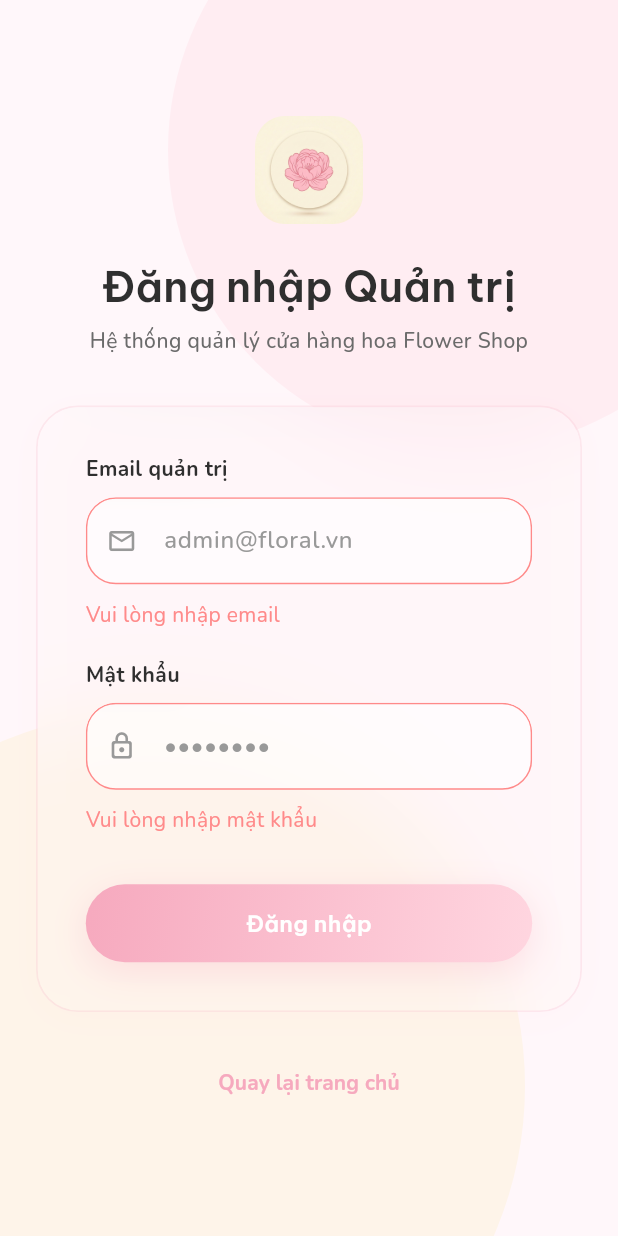
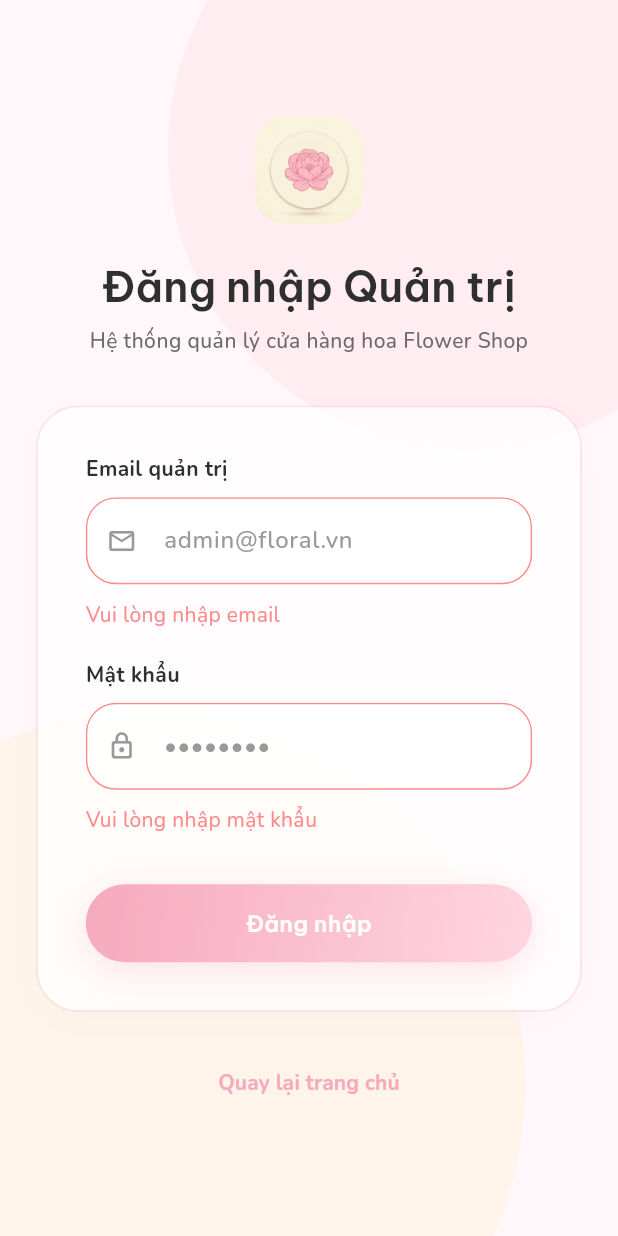
Before and after one commit to hungdaden/FlowerShop, a Flutter app: the AdminLoginPage screen opened directly, after a tap on "Đăng nhập", on a phone screen of 412 x 824 dp. Run offline on Flutter 3.47's test engine with Material 3 defaults, Android fonts, the phone set to English and light mode, and no system bars; our stand-ins replace cached_network_image, cloud_firestore, firebase_auth, firebase_core, firebase_messaging, firebase_storage and 5 more; missing offline and left inert: dart:js_interop, dart_jsonwebtoken; accounts and stored records are empty.

Commit message:
page trsanition web3

```diff
--- a/analysis_options.yaml
+++ b/analysis_options.yaml
@@ -7,6 +7,11 @@
 
 # The following line activates a set of recommended lints for Flutter apps,
 # packages, and plugins designed to encourage good coding practices.
+analyzer:
+  exclude:
+    - build/**
+    - web/**
+    - macos/**
 include: package:flutter_lints/flutter.yaml
 
 linter:
--- a/lib/core/router/app_router.dart
+++ b/lib/core/router/app_router.dart
@@ -17,7 +17,8 @@ import '../../features/dashboard/pages/admin_orders_page.dart';
 import '../../features/dashboard/pages/admin_chat_page.dart';
 import '../widgets/app_scaffold.dart';
 
-/// Custom fade+scale page transition (replaces default Material transition).
+/// Fade Through page transition (Material 3 Motion standard).
+/// The exiting page fades out cleanly first (0% - 35%), followed by the incoming page fading in (35% - 100%).
 CustomTransitionPage<void> _buildPageTransition({
   required Widget child,
   required GoRouterState state,
@@ -25,20 +26,28 @@ CustomTransitionPage<void> _buildPageTransition({
   return CustomTransitionPage(
     key: state.pageKey,
     child: child,
+    transitionDuration: const Duration(milliseconds: 250),
+    reverseTransitionDuration: const Duration(milliseconds: 200),
     transitionsBuilder: (context, animation, secondaryAnimation, child) {
-      final curve = CurvedAnimation(
+      // Incoming page fades in during second phase
+      final fadeIn = CurvedAnimation(
         parent: animation,
-        curve: Curves.easeOutCubic,
+        curve: const Interval(0.35, 1.0, curve: Curves.easeOut),
       );
+      // Outgoing page fades out during first phase
+      final fadeOut = CurvedAnimation(
+        parent: secondaryAnimation,
+        curve: const Interval(0.0, 0.35, curve: Curves.easeIn),
+      );
+
       return FadeTransition(
-        opacity: curve,
-        child: ScaleTransition(
-          scale: Tween<double>(begin: 0.96, end: 1.0).animate(curve),
+        opacity: fadeIn,
+        child: FadeTransition(
+          opacity: Tween<double>(begin: 1.0, end: 0.0).animate(fadeOut),
           child: child,
         ),
       );
     },
-    transitionDuration: const Duration(milliseconds: 350),
   );
 }
 
--- a/lib/core/widgets/glass_card.dart
+++ b/lib/core/widgets/glass_card.dart
@@ -21,9 +21,9 @@ class GlassCard extends StatefulWidget {
     super.key,
     required this.child,
     this.borderRadius = AppTheme.radiusLarge,
-    this.blur = 30,
-    this.opacity = 0.15,
-    this.borderOpacity = 0.3,
+    this.blur = 0,
+    this.opacity = 0.8,
+    this.borderOpacity = 0.4,
     this.padding,
     this.margin,
     this.enableHover = true,
@@ -77,9 +77,18 @@ class _GlassCardState extends State<GlassCard>
 
   @override
   Widget build(BuildContext context) {
-    return AnimatedBuilder(
+    return RepaintBoundary(
+      child: AnimatedBuilder(
         animation: _controller,
         builder: (context, child) {
+          final contentContainer = Container(
+            padding: widget.padding,
+            color: Colors.white.withValues(
+              alpha: widget.opacity + (_shadowAnimation.value * 0.05),
+            ),
+            child: child,
+          );
+
           return Transform.scale(
             scale: _scaleAnimation.value,
             child: MouseRegion(
@@ -111,20 +120,18 @@ class _GlassCardState extends State<GlassCard>
                     ],
                   ),
                   child: ClipRRect(
-                  borderRadius: BorderRadius.circular(widget.borderRadius > 1.2 ? widget.borderRadius - 1.2 : widget.borderRadius),
-                  child: BackdropFilter(
+                    borderRadius: BorderRadius.circular(
+                      widget.borderRadius > 1.2 ? widget.borderRadius - 1.2 : widget.borderRadius,
+                    ),
+                    child: widget.blur > 0
+                        ? BackdropFilter(
                             filter: ImageFilter.blur(
                               sigmaX: widget.blur,
                               sigmaY: widget.blur,
                             ),
-                    child: Container(
-                      padding: widget.padding,
-                      color: Colors.white.withValues(
-                        alpha: widget.opacity + (_shadowAnimation.value * 0.05),
-                      ),
-                      child: child,
-                    ),
-                  ),
+                            child: contentContainer,
+                          )
+                        : contentContainer,
                   ),
                 ),
               ),
@@ -132,6 +139,7 @@ class _GlassCardState extends State<GlassCard>
           );
         },
         child: widget.child,
+      ),
     );
   }
 }
--- a/lib/core/widgets/glass_navbar.dart
+++ b/lib/core/widgets/glass_navbar.dart
@@ -52,18 +52,19 @@ class GlassNavbar extends StatelessWidget implements PreferredSizeWidget {
   }
 
   Widget _buildDesktopNav(BuildContext context) {
-    return ClipRRect(
+    return RepaintBoundary(
+      child: ClipRRect(
         borderRadius: BorderRadius.circular(AppTheme.radiusFull),
         child: BackdropFilter(
-        filter: ImageFilter.blur(sigmaX: 30, sigmaY: 30),
+          filter: ImageFilter.blur(sigmaX: 12, sigmaY: 12),
           child: Container(
             height: 56,
             padding: const EdgeInsets.symmetric(horizontal: 8),
             decoration: BoxDecoration(
-            color: Colors.white.withValues(alpha: 0.7),
+              color: Colors.white.withValues(alpha: 0.8),
               borderRadius: BorderRadius.circular(AppTheme.radiusFull),
               border: Border.all(
-              color: Colors.white.withValues(alpha: 0.5),
+                color: Colors.white.withValues(alpha: 0.6),
                 width: 1,
               ),
               boxShadow: [
@@ -99,22 +100,24 @@ class GlassNavbar extends StatelessWidget implements PreferredSizeWidget {
             ),
           ),
         ),
+      ),
     );
   }
 
   Widget _buildMobileNav(BuildContext context) {
-    return ClipRRect(
+    return RepaintBoundary(
+      child: ClipRRect(
         borderRadius: BorderRadius.circular(AppTheme.radiusFull),
         child: BackdropFilter(
-        filter: ImageFilter.blur(sigmaX: 30, sigmaY: 30),
+          filter: ImageFilter.blur(sigmaX: 12, sigmaY: 12),
           child: Container(
             height: 56,
             padding: const EdgeInsets.symmetric(horizontal: 16),
             decoration: BoxDecoration(
-            color: Colors.white.withValues(alpha: 0.7),
+              color: Colors.white.withValues(alpha: 0.8),
               borderRadius: BorderRadius.circular(AppTheme.radiusFull),
               border: Border.all(
-              color: Colors.white.withValues(alpha: 0.5),
+                color: Colors.white.withValues(alpha: 0.6),
                 width: 1,
               ),
               boxShadow: [
@@ -137,6 +140,7 @@ class GlassNavbar extends StatelessWidget implements PreferredSizeWidget {
                   onPressed: () => _showMobileMenu(context),
                 ),
               ],
+            ),
           ),
         ),
       ),
@@ -344,10 +348,12 @@ void _scrollTo(String path) {
   }
 
   if (controller != null && controller.hasClients) {
-    controller.animateTo(
+    for (final position in controller.positions) {
+      position.animateTo(
         0,
         duration: const Duration(milliseconds: 600),
         curve: Curves.easeInOutCubic,
       );
     }
   }
+}
--- a/lib/core/widgets/glass_product_card.dart
+++ b/lib/core/widgets/glass_product_card.dart
@@ -31,7 +31,8 @@ class _GlassProductCardState extends State<GlassProductCard> {
     final product = widget.product;
     final imageUrl = product.imageUrls.isNotEmpty ? product.imageUrls.first : '';
 
-    return MouseRegion(
+    return RepaintBoundary(
+      child: MouseRegion(
         cursor: SystemMouseCursors.click,
         onEnter: (_) => setState(() => _isHovered = true),
         onExit: (_) => setState(() => _isHovered = false),
@@ -74,6 +75,8 @@ class _GlassProductCardState extends State<GlassProductCard> {
                               ? CachedNetworkImage(
                                   imageUrl: imageUrl,
                                   fit: BoxFit.cover,
+                                  memCacheWidth: 600,
+                                  maxWidthDiskCache: 800,
                                   placeholder: (_, __) => Container(
                                     color: AppColors.primaryLight.withValues(alpha: 0.2),
                                   ),
@@ -137,6 +140,7 @@ class _GlassProductCardState extends State<GlassProductCard> {
                 ),
               ),
             ],
+          ),
         ),
       ),
     ),
--- a/lib/core/widgets/glass_text_field.dart
+++ b/lib/core/widgets/glass_text_field.dart
@@ -1,4 +1,3 @@
-import 'dart:ui';
 import 'package:flutter/material.dart';
 import '../theme/app_colors.dart';
 import '../theme/app_theme.dart';
@@ -70,8 +69,6 @@ class _GlassTextFieldState extends State<GlassTextField> {
           ),
           child: ClipRRect(
             borderRadius: BorderRadius.circular(AppTheme.radiusMedium),
-            child: BackdropFilter(
-              filter: ImageFilter.blur(sigmaX: 10, sigmaY: 10),
             child: TextFormField(
               controller: widget.controller,
               keyboardType: widget.keyboardType,
@@ -109,7 +106,7 @@ class _GlassTextFieldState extends State<GlassTextField> {
                       )
                     : null,
                 filled: true,
-                  fillColor: Colors.white.withValues(alpha: 0.6),
+                fillColor: Colors.white.withValues(alpha: 0.85),
                   border: OutlineInputBorder(
                     borderRadius:
                         BorderRadius.circular(AppTheme.radiusMedium),
@@ -148,7 +145,6 @@ class _GlassTextFieldState extends State<GlassTextField> {
               ),
             ),
           ),
-        ),
           // Inline error display
         if (_errorText != null) ...[
           const SizedBox(height: 6),
--- a/lib/features/collections/pages/collection_detail_page.dart
+++ b/lib/features/collections/pages/collection_detail_page.dart
@@ -51,6 +51,8 @@ class CollectionDetailPage extends StatelessWidget {
                     ? CachedNetworkImage(
                         imageUrl: collection.imageUrl,
                         fit: BoxFit.cover,
+                        memCacheWidth: 1200,
+                        maxWidthDiskCache: 1600,
                       )
                     : Container(
                         decoration: const BoxDecoration(
--- a/lib/features/collections/pages/collections_page.dart
+++ b/lib/features/collections/pages/collections_page.dart
@@ -139,7 +139,8 @@ class _CollectionCardState extends State<_CollectionCard> {
 
   @override
   Widget build(BuildContext context) {
-    return MouseRegion(
+    return RepaintBoundary(
+      child: MouseRegion(
         cursor: SystemMouseCursors.click,
         onEnter: (_) => setState(() => _isHovered = true),
         onExit: (_) => setState(() => _isHovered = false),
@@ -167,6 +168,8 @@ class _CollectionCardState extends State<_CollectionCard> {
                         ? CachedNetworkImage(
                             imageUrl: widget.imageUrl,
                             fit: BoxFit.cover,
+                            memCacheWidth: 600,
+                            maxWidthDiskCache: 800,
                             placeholder: (_, __) =>
                                 Container(color: AppColors.primaryLight.withValues(alpha: 0.2)),
                             errorWidget: (_, __, ___) => _placeholderBg(),
@@ -222,6 +225,7 @@ class _CollectionCardState extends State<_CollectionCard> {
           ),
         ),
       ),
+    ),
   );
 }
 
--- a/lib/features/home/widgets/featured_collections_section.dart
+++ b/lib/features/home/widgets/featured_collections_section.dart
@@ -124,7 +124,8 @@ class _CollectionCardState extends State<_CollectionCard> {
 
   @override
   Widget build(BuildContext context) {
-    return MouseRegion(
+    return RepaintBoundary(
+      child: MouseRegion(
         cursor: SystemMouseCursors.click,
         onEnter: (_) => setState(() => _isHovered = true),
         onExit: (_) => setState(() => _isHovered = false),
@@ -153,6 +154,8 @@ class _CollectionCardState extends State<_CollectionCard> {
                         ? CachedNetworkImage(
                             imageUrl: widget.imageUrl,
                             fit: BoxFit.cover,
+                            memCacheWidth: 600,
+                            maxWidthDiskCache: 800,
                             placeholder: (_, __) =>
                                 Container(color: AppColors.primaryLight.withValues(alpha: 0.3)),
                             errorWidget: (_, __, ___) => _placeholderBg(),
@@ -193,6 +196,7 @@ class _CollectionCardState extends State<_CollectionCard> {
                     ),
                   ),
                 ],
+              ),
             ),
           ),
         ),
--- a/lib/features/home/widgets/hero_section.dart
+++ b/lib/features/home/widgets/hero_section.dart
@@ -180,6 +180,7 @@ class _HeroSectionState extends State<HeroSection>
         // Right: Floating flower image
         Expanded(
           flex: 4,
+          child: RepaintBoundary(
             child: AnimatedBuilder(
               animation: Listenable.merge([_fadeIn, _float]),
               builder: (context, child) {
@@ -192,6 +193,7 @@ class _HeroSectionState extends State<HeroSection>
                 );
               },
               child: _buildFlowerImage(),
+            ),
           ),
         ),
       ],
@@ -214,7 +216,8 @@ class _HeroSectionState extends State<HeroSection>
         mainAxisAlignment: MainAxisAlignment.center,
         children: [
           // Floating flower
-          AnimatedBuilder(
+          RepaintBoundary(
+            child: AnimatedBuilder(
               animation: _float,
               builder: (context, child) {
                 return Transform.translate(
@@ -225,6 +228,7 @@ class _HeroSectionState extends State<HeroSection>
               child: SizedBox(
                 height: 200,
                 child: _buildFlowerImage(),
+              ),
             ),
           ),
           const SizedBox(height: 32),
--- a/lib/main.dart
+++ b/lib/main.dart
@@ -1,3 +1,4 @@
+import 'dart:ui' show PointerDeviceKind;
 import 'package:flutter/material.dart';
 import 'package:firebase_core/firebase_core.dart';
 import 'package:provider/provider.dart';
@@ -43,6 +44,26 @@ void main() async {
   runApp(MyApp(conversationId: conversationId));
 }
 
+/// Universal smooth scrolling behavior with inertia and bounce across all devices.
+class AppScrollBehavior extends MaterialScrollBehavior {
+  const AppScrollBehavior();
+
+  @override
+  Set<PointerDeviceKind> get dragDevices => {
+        PointerDeviceKind.touch,
+        PointerDeviceKind.mouse,
+        PointerDeviceKind.trackpad,
+        PointerDeviceKind.stylus,
+      };
+
+  @override
+  ScrollPhysics getScrollPhysics(BuildContext context) {
+    return const BouncingScrollPhysics(
+      parent: AlwaysScrollableScrollPhysics(),
+    );
+  }
+}
+
 class MyApp extends StatelessWidget {
   final String conversationId;
   const MyApp({super.key, required this.conversationId});
@@ -62,6 +83,7 @@ class MyApp extends StatelessWidget {
         title: 'Flower Shop - Premium Flower Shop',
         debugShowCheckedModeBanner: false,
         theme: AppTheme.lightTheme,
+        scrollBehavior: const AppScrollBehavior(),
         routerConfig: appRouter,
       ),
     );
```
Also changed, not shown: lib/core/widgets/app_scaffold.dart (+10 -6 lines), lib/features/products/pages/product_detail_page.dart (+8 -0 lines), pubspec.lock, 45 other files. Lines whose indentation alone changed are shown as unchanged.
